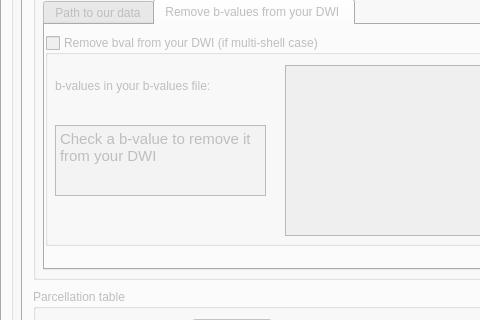
The window that interface_tab.ui (HZBCPP/CONTINUITY-lite) describes before a commit, drawn with Qt 5; both pictures show x 0 to 480 and y 132 to 452 of the 1138 by 631 pixel window.
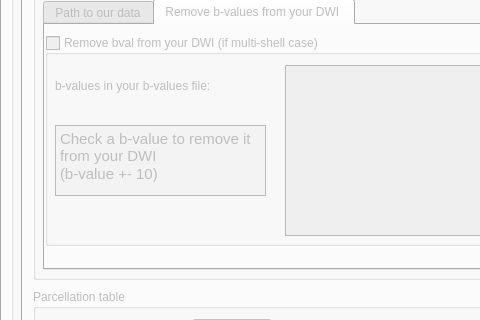
The same window after the commit. The open tabs and pages were chosen to show the change.

Commit message: ENH: readme

Diff of the .ui file:
```diff
--- a/interface_tab.ui
+++ b/interface_tab.ui
@@ -3398,7 +3398,8 @@
 &lt;html&gt;&lt;head&gt;&lt;meta name=&quot;qrichtext&quot; content=&quot;1&quot; /&gt;&lt;style type=&quot;text/css&quot;&gt;
 p, li { white-space: pre-wrap; }
 &lt;/style&gt;&lt;/head&gt;&lt;body style=&quot; font-family:'Ubuntu'; font-size:11pt; font-weight:400; font-style:normal;&quot;&gt;
-&lt;p style=&quot; margin-top:0px; margin-bottom:0px; margin-left:0px; margin-right:0px; -qt-block-indent:0; text-indent:0px;&quot;&gt;Check a b-value to remove it from your DWI &lt;/p&gt;&lt;/body&gt;&lt;/html&gt;</string>
+&lt;p style=&quot; margin-top:0px; margin-bottom:0px; margin-left:0px; margin-right:0px; -qt-block-indent:0; text-indent:0px;&quot;&gt;Check a b-value to remove it from your DWI &lt;/p&gt;
+&lt;p style=&quot; margin-top:0px; margin-bottom:0px; margin-left:0px; margin-right:0px; -qt-block-indent:0; text-indent:0px;&quot;&gt;(b-value +- 10)&lt;/p&gt;&lt;/body&gt;&lt;/html&gt;</string>
            </property>
           </widget>
           <widget class="QLabel" name="label_83">
```
Left out of the diff: 7 changed lines with no effect on the pictures.
